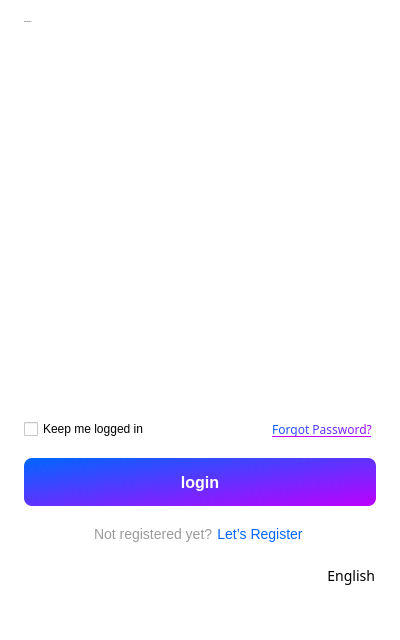
First picture: the form in ui/login.ui, repository yechaoGitHub/AI, before the edit.
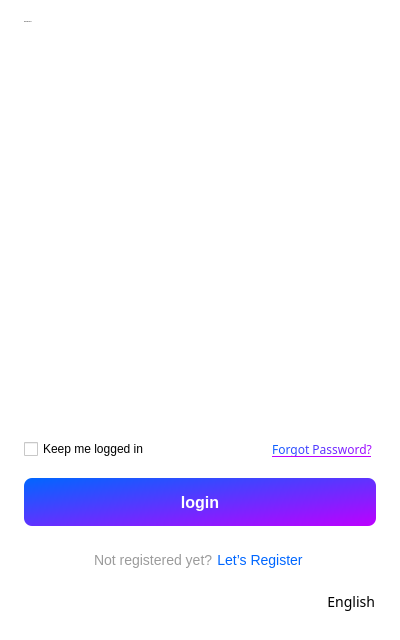
Second picture: the form after the edit. Icons and pictures are not drawn. Custom widgets are drawn as their Qt base class.

```diff
--- a/ui/login.ui
+++ b/ui/login.ui
@@ -62,7 +62,7 @@
     <number>24</number>
    </property>
    <property name="bottomMargin">
-    <number>50</number>
+    <number>24</number>
    </property>
    <item>
     <widget class="QLabel" name="lb_come">
@@ -156,6 +156,19 @@
      <widget class="WMobileLogin" name="mobileLogin"/>
     </widget>
    </item>
+   <item>
+    <spacer name="verticalSpacer_2">
+     <property name="orientation">
+      <enum>Qt::Vertical</enum>
+     </property>
+     <property name="sizeHint" stdset="0">
+      <size>
+       <width>20</width>
+       <height>40</height>
+      </size>
+     </property>
+    </spacer>
+   </item>
    <item>
     <layout class="QHBoxLayout" name="horizontalLayout_2">
      <property name="spacing">
```
